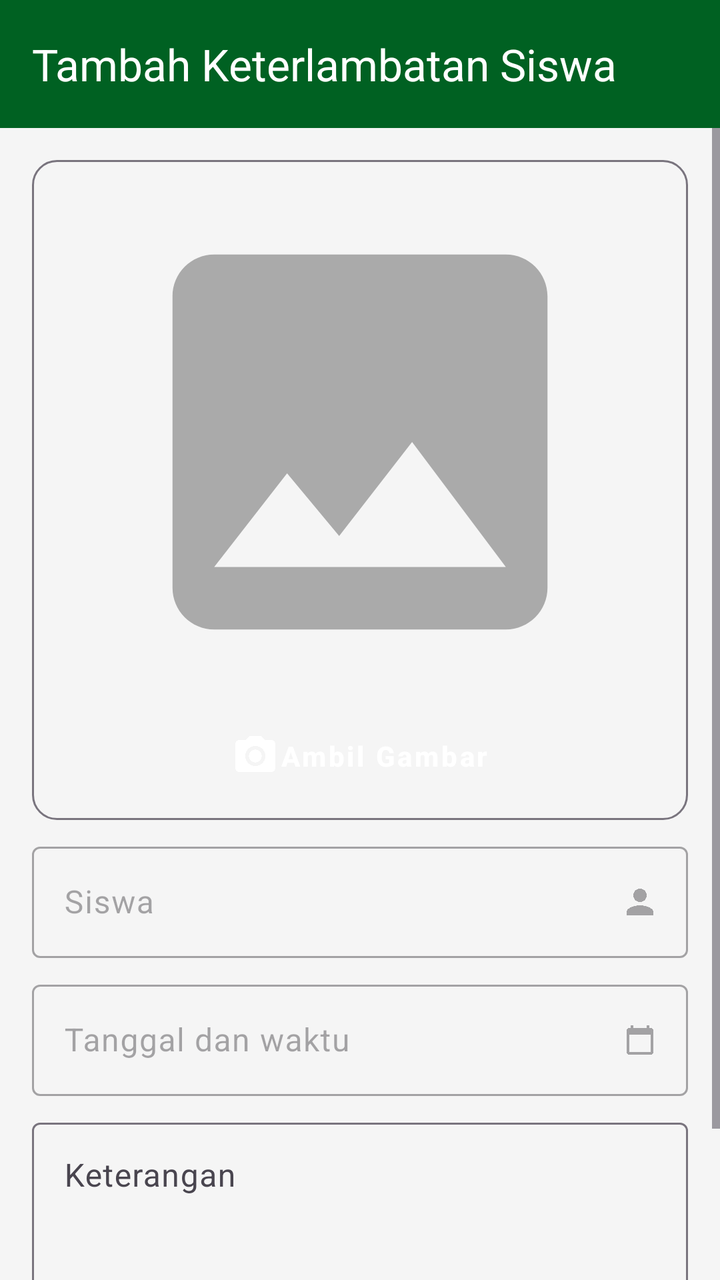
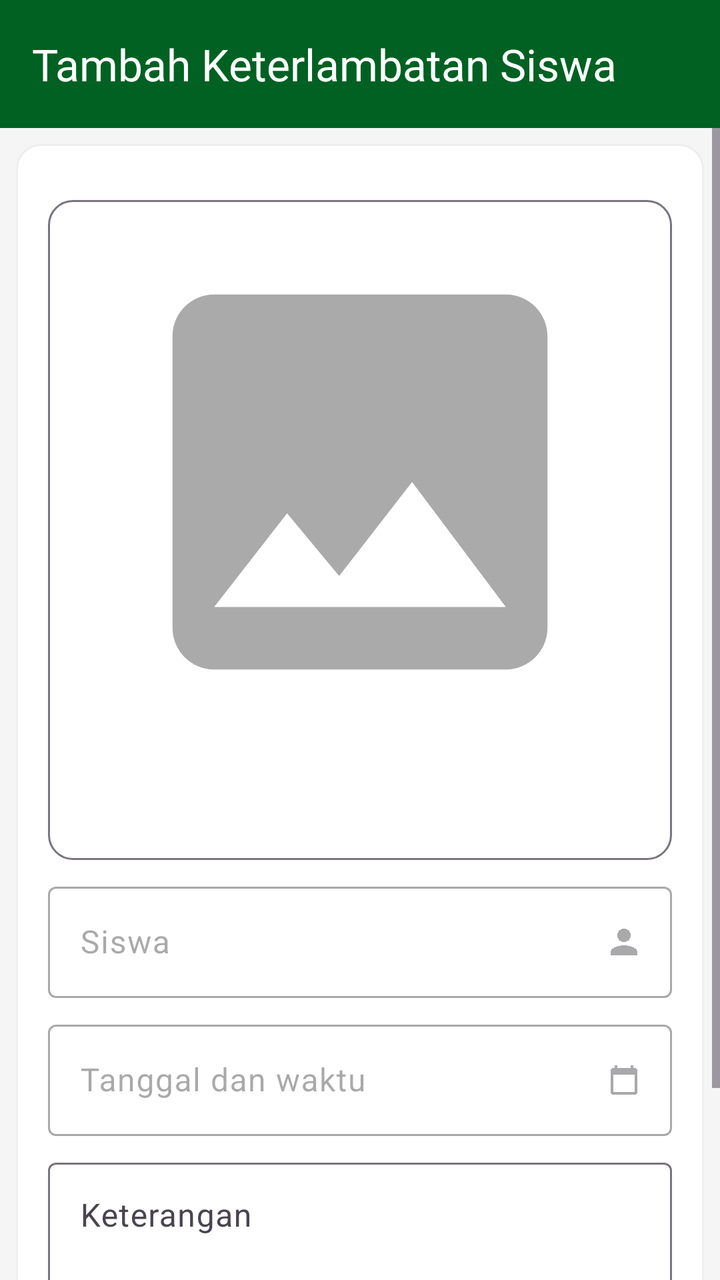

Before-and-after screenshots of an Android layout around one commit, followed by the original layout XML and the change that was made.
<!-- AndroidManifest.xml: application theme Theme.OrionAPP -->
<!-- res/layout/activity_tambah_keterlambatan_siswa.xml -->
<?xml version="1.0" encoding="utf-8"?>
<FrameLayout xmlns:android="http://schemas.android.com/apk/res/android"
    xmlns:app="http://schemas.android.com/apk/res-auto"
    xmlns:tools="http://schemas.android.com/tools"
    android:id="@+id/main"
    android:layout_width="match_parent"
    android:layout_height="match_parent"
    android:background="@color/background"
    tools:context=".activity.TambahKeterlambatanSiswaActivity">

    <LinearLayout
        android:layout_width="match_parent"
        android:layout_height="match_parent"
        android:orientation="vertical">

        <com.google.android.material.appbar.AppBarLayout
            android:layout_width="match_parent"
            android:layout_height="?attr/actionBarSize"
            android:background="@color/primary">

            <com.google.android.material.appbar.MaterialToolbar
                android:id="@+id/toolbar"
                android:layout_width="match_parent"
                android:layout_height="match_parent"
                android:elevation="4dp"
                android:theme="@style/ThemeOverlay.Material3.ActionBar"
                app:navigationIconTint="@color/white"
                app:title="Tambah Keterlambatan Siswa"
                app:titleTextColor="@color/white" />
        </com.google.android.material.appbar.AppBarLayout>

        <ScrollView
            android:layout_width="match_parent"
            android:layout_height="wrap_content">

            <LinearLayout
                android:layout_width="match_parent"
                android:layout_height="wrap_content"
                android:layout_marginTop="8dp"
                android:orientation="vertical">

                <LinearLayout
                    android:layout_width="match_parent"
                    android:layout_height="wrap_content"
                    android:orientation="vertical"
                    android:paddingHorizontal="16dp">

                    <LinearLayout
                        android:layout_width="match_parent"
                        android:layout_height="wrap_content"
                        android:layout_marginTop="8dp"
                        android:background="@drawable/rounded_outline_3"
                        android:orientation="vertical"
                        android:padding="8dp">

                        <LinearLayout
                            android:layout_width="250dp"
                            android:layout_height="250dp"
                            android:layout_gravity="center_horizontal"
                            android:layout_marginTop="8dp"
                            android:gravity="center">

                            <ImageView
                                android:id="@+id/iv_gambar"
                                android:layout_width="match_parent"
                                android:layout_height="match_parent"
                                android:src="@drawable/ic_image_24"
                                android:tintMode="src_in"
                                app:tint="@android:color/darker_gray" />

                        </LinearLayout>

                        <Button
                            android:id="@+id/btn_pilih"
                            style="@style/Widget.MaterialComponents.Button"
                            android:layout_width="wrap_content"
                            android:layout_height="wrap_content"
                            android:layout_gravity="center_horizontal"
                            android:layout_marginTop="8dp"
                            android:backgroundTint="@color/primary"
                            android:drawableLeft="@drawable/ic_camera_alt_24"
                            android:drawableTint="@color/white"
                            android:paddingVertical="8dp"
                            android:text="Ambil Gambar"
                            android:textAllCaps="false"
                            android:textSize="14sp"
                            android:textStyle="bold" />

                    </LinearLayout>

                    <com.google.android.material.textfield.TextInputLayout
                        android:id="@+id/til_siswa"
                        android:layout_width="match_parent"
                        android:layout_height="wrap_content"
                        android:layout_marginTop="8dp"
                        android:enabled="false"
                        app:endIconDrawable="@drawable/ic_person_20"
                        app:endIconMode="custom">

                        <com.google.android.material.textfield.TextInputEditText
                            android:id="@+id/et_siswa"
                            android:layout_width="match_parent"
                            android:layout_height="wrap_content"
                            android:clickable="true"
                            android:enabled="false"
                            android:focusable="false"
                            android:hint="Siswa"
                            android:inputType="none" />
                    </com.google.android.material.textfield.TextInputLayout>

                    <com.google.android.material.textfield.TextInputLayout
                        android:id="@+id/til_tanggal"
                        android:layout_width="match_parent"
                        android:layout_height="wrap_content"
                        android:layout_marginTop="8dp"
                        android:enabled="false"
                        app:endIconDrawable="@drawable/ic_calendar_today_16"
                        app:endIconMode="custom">

                        <com.google.android.material.textfield.TextInputEditText
                            android:id="@+id/et_tanggal"
                            android:layout_width="match_parent"
                            android:layout_height="wrap_content"
                            android:clickable="true"
                            android:focusable="false"
                            android:hint="Tanggal dan waktu"
                            android:inputType="none" />
                    </com.google.android.material.textfield.TextInputLayout>


                    <com.google.android.material.textfield.TextInputLayout
                        android:id="@+id/til_keterangan"
                        android:layout_width="match_parent"
                        android:layout_height="wrap_content"
                        android:layout_marginTop="8dp">

                        <com.google.android.material.textfield.TextInputEditText
                            android:id="@+id/et_keterangan"
                            android:layout_width="match_parent"
                            android:layout_height="wrap_content"
                            android:gravity="top|left"
                            android:hint="Keterangan"
                            android:lines="3"
                            android:singleLine="false" />
                    </com.google.android.material.textfield.TextInputLayout>

                    <Button
                        android:id="@+id/btn_simpan"
                        style="@style/Widget.MaterialComponents.Button"
                        android:layout_width="match_parent"
                        android:layout_height="wrap_content"
                        android:layout_marginTop="24dp"
                        android:backgroundTint="@color/primary"
                        android:paddingVertical="12dp"
                        android:text="Simpan"
                        android:textAllCaps="false"
                        android:textSize="14sp"
                        android:textStyle="bold" />
                </LinearLayout>

            </LinearLayout>
        </ScrollView>
    </LinearLayout>


</FrameLayout>
<!-- resources referenced by this layout -->
<resources>
  <color name="background">#f5f5f5</color>
  <color name="primary">#006122</color>
  <color name="white">#ffffff</color>
  <!-- drawable ic_calendar_today_16 (drawable) -->
  <vector xmlns:android="http://schemas.android.com/apk/res/android" android:height="16dp" android:tint="#000000" android:viewportHeight="24" android:viewportWidth="24" android:width="16dp">
        
      <path android:fillColor="@android:color/white" android:pathData="M20,3h-1L19,1h-2v2L7,3L7,1L5,1v2L4,3c-1.1,0 -2,0.9 -2,2v16c0,1.1 0.9,2 2,2h16c1.1,0 2,-0.9 2,-2L22,5c0,-1.1 -0.9,-2 -2,-2zM20,21L4,21L4,8h16v13z"/>
      
  </vector>
  <!-- drawable ic_image_24 (drawable) -->
  <vector xmlns:android="http://schemas.android.com/apk/res/android" android:height="24dp" android:tint="#000000" android:viewportHeight="24" android:viewportWidth="24" android:width="24dp">
        
      <path android:fillColor="@android:color/white" android:pathData="M21,19V5c0,-1.1 -0.9,-2 -2,-2H5c-1.1,0 -2,0.9 -2,2v14c0,1.1 0.9,2 2,2h14c1.1,0 2,-0.9 2,-2zM8.5,13.5l2.5,3.01L14.5,12l4.5,6H5l3.5,-4.5z"/>
      
  </vector>
  <!-- drawable ic_person_20 (drawable) -->
  <vector xmlns:android="http://schemas.android.com/apk/res/android" android:height="20dp" android:tint="#000000" android:viewportHeight="24" android:viewportWidth="24" android:width="20dp">
        
      <path android:fillColor="@android:color/white" android:pathData="M12,12c2.21,0 4,-1.79 4,-4s-1.79,-4 -4,-4 -4,1.79 -4,4 1.79,4 4,4zM12,14c-2.67,0 -8,1.34 -8,4v2h16v-2c0,-2.66 -5.33,-4 -8,-4z"/>
      
  </vector>
  <!-- drawable rounded_outline_3 (drawable) -->
  <?xml version="1.0" encoding="utf-8"?>
  <shape xmlns:android="http://schemas.android.com/apk/res/android"
      android:shape="rectangle">
  
      
      <corners android:radius="12dp" />
  
      
      <stroke
          android:width="1dp"
          android:color="?attr/colorOutline" />
  
  
  </shape>
  <color name="text">#1E1E1E</color>
  <style name="OrionButton" parent="Widget.Material3.Button">
          <item name="android:backgroundTint">@color/primary</item>
          <item name="android:textColor">@color/white</item>
          <item name="android:layout_marginHorizontal">4px</item>
          <item name="android:buttonCornerRadius" tools:targetApi="p">12dp</item>
      </style>
  <style name="OrionTextTitle" parent="Widget.Material3.TextInputLayout.OutlinedBox">
          <item name="boxStrokeColor">@color/primary</item>
          <item name="hintTextColor">@color/primary</item>
          <item name="boxBackgroundMode">outline</item>
      </style>
  <color name="highlight_primary">#C0006122</color>
  <color name="error">#D00000</color>
  <style name="SearchViewStyle.White" parent="Widget.AppCompat.SearchView">
          
          <item name="searchHintIcon">@drawable/ic_search_24</item>
          <item name="cursorColor">@color/white</item>
          <item name="submitBackground">@android:color/white</item>
          <item name="android:textColorHint">@color/white</item>
          <item name="android:textColor">@color/white</item>
          <item name="android:iconTint">@android:color/white</item>
          <item name="android:buttonTint">@android:color/white</item>
      </style>
  <!-- drawable ic_search_24 (drawable) -->
  <vector xmlns:android="http://schemas.android.com/apk/res/android" android:height="24dp" android:tint="#000000" android:viewportHeight="24" android:viewportWidth="24" android:width="24dp">
        
      <path android:fillColor="@android:color/white" android:pathData="M15.5,14h-0.79l-0.28,-0.27C15.41,12.59 16,11.11 16,9.5 16,5.91 13.09,3 9.5,3S3,5.91 3,9.5 5.91,16 9.5,16c1.61,0 3.09,-0.59 4.23,-1.57l0.27,0.28v0.79l5,4.99L20.49,19l-4.99,-5zM9.5,14C7.01,14 5,11.99 5,9.5S7.01,5 9.5,5 14,7.01 14,9.5 11.99,14 9.5,14z"/>
      
  </vector>
  <!-- unchanged entries left out for length: 2 -->
</resources>

<!-- the commit's change to res/layout/activity_tambah_keterlambatan_siswa.xml (unified diff, before → after) -->
@@ -36,128 +36,144 @@
             <LinearLayout
                 android:layout_width="match_parent"
                 android:layout_height="wrap_content"
-                android:layout_marginTop="8dp"
                 android:orientation="vertical">
 
                 <LinearLayout
                     android:layout_width="match_parent"
                     android:layout_height="wrap_content"
-                    android:orientation="vertical"
-                    android:paddingHorizontal="16dp">
+                    android:layout_marginHorizontal="8dp"
+                    android:layout_marginVertical="8dp"
+                    android:background="@drawable/rounded_outline"
+                    android:orientation="vertical">
 
                     <LinearLayout
                         android:layout_width="match_parent"
                         android:layout_height="wrap_content"
-                        android:layout_marginTop="8dp"
-                        android:background="@drawable/rounded_outline_3"
+                        android:layout_marginVertical="4dp"
                         android:orientation="vertical"
-                        android:padding="8dp">
+                        android:padding="16dp">
 
                         <LinearLayout
-                            android:layout_width="250dp"
-                            android:layout_height="250dp"
-                            android:layout_gravity="center_horizontal"
-                            android:layout_marginTop="8dp"
-                            android:gravity="center">
+                            android:layout_width="match_parent"
+                            android:layout_height="wrap_content"
+                            android:layout_marginBottom="4dp"
+                            android:orientation="vertical">
 
-                            <ImageView
-                                android:id="@+id/iv_gambar"
+                            <LinearLayout
                                 android:layout_width="match_parent"
-                                android:layout_height="match_parent"
-                                android:src="@drawable/ic_image_24"
-                                android:tintMode="src_in"
-                                app:tint="@android:color/darker_gray" />
+                                android:layout_height="wrap_content"
+                                android:layout_marginTop="8dp"
+                                android:background="@drawable/rounded_outline_3"
+                                android:orientation="vertical"
+                                android:padding="8dp">
+
+                                <LinearLayout
+                                    android:layout_width="250dp"
+                                    android:layout_height="250dp"
+                                    android:layout_gravity="center_horizontal"
+                                    android:layout_marginTop="8dp"
+                                    android:gravity="center">
+
+                                    <ImageView
+                                        android:id="@+id/iv_gambar"
+                                        android:layout_width="match_parent"
+                                        android:layout_height="match_parent"
+                                        android:src="@drawable/ic_image_24"
+                                        android:tintMode="src_in"
+                                        app:tint="@android:color/darker_gray" />
+
+                                </LinearLayout>
+
+                                <Button
+                                    android:id="@+id/btn_pilih"
+                                    style="@style/Widget.MaterialComponents.Button"
+                                    android:layout_width="wrap_content"
+                                    android:layout_height="wrap_content"
+                                    android:layout_gravity="center_horizontal"
+                                    android:layout_marginTop="8dp"
+                                    android:backgroundTint="@color/primary"
+                                    android:drawableLeft="@drawable/ic_camera_alt_24"
+                                    android:drawableTint="@color/white"
+                                    android:paddingVertical="8dp"
+                                    android:text="Ambil Gambar"
+                                    android:textAllCaps="false"
+                                    android:textSize="14sp"
+                                    android:textStyle="bold" />
+
+                            </LinearLayout>
+
+                            <com.google.android.material.textfield.TextInputLayout
+                                android:id="@+id/til_siswa"
+                                android:layout_width="match_parent"
+                                android:layout_height="wrap_content"
+                                android:layout_marginTop="8dp"
+                                android:enabled="false"
+                                app:endIconDrawable="@drawable/ic_person_20"
+                                app:endIconMode="custom">
+
+                                <com.google.android.material.textfield.TextInputEditText
+                                    android:id="@+id/et_siswa"
+                                    android:layout_width="match_parent"
+                                    android:layout_height="wrap_content"
+                                    android:clickable="true"
+                                    android:enabled="false"
+                                    android:focusable="false"
+                                    android:hint="Siswa"
+                                    android:inputType="none" />
+                            </com.google.android.material.textfield.TextInputLayout>
+
+                            <com.google.android.material.textfield.TextInputLayout
+                                android:id="@+id/til_tanggal"
+                                android:layout_width="match_parent"
+                                android:layout_height="wrap_content"
+                                android:layout_marginTop="8dp"
+                                android:enabled="false"
+                                app:endIconDrawable="@drawable/ic_calendar_today_16"
+                                app:endIconMode="custom">
+
+                                <com.google.android.material.textfield.TextInputEditText
+                                    android:id="@+id/et_tanggal"
+                                    android:layout_width="match_parent"
+                                    android:layout_height="wrap_content"
+                                    android:clickable="true"
+                                    android:focusable="false"
+                                    android:hint="Tanggal dan waktu"
+                                    android:inputType="none" />
+                            </com.google.android.material.textfield.TextInputLayout>
+
+
+                            <com.google.android.material.textfield.TextInputLayout
+                                android:id="@+id/til_keterangan"
+                                android:layout_width="match_parent"
+                                android:layout_height="wrap_content"
+                                android:layout_marginTop="8dp">
+
+                                <com.google.android.material.textfield.TextInputEditText
+                                    android:id="@+id/et_keterangan"
+                                    android:layout_width="match_parent"
+                                    android:layout_height="wrap_content"
+                                    android:gravity="top|left"
+                                    android:hint="Keterangan"
+                                    android:lines="3"
+                                    android:singleLine="false" />
+                            </com.google.android.material.textfield.TextInputLayout>
 
                         </LinearLayout>
-
-                        <Button
-                            android:id="@+id/btn_pilih"
-                            style="@style/Widget.MaterialComponents.Button"
-                            android:layout_width="wrap_content"
-                            android:layout_height="wrap_content"
-                            android:layout_gravity="center_horizontal"
-                            android:layout_marginTop="8dp"
-                            android:backgroundTint="@color/primary"
-                            android:drawableLeft="@drawable/ic_camera_alt_24"
-                            android:drawableTint="@color/white"
-                            android:paddingVertical="8dp"
-                            android:text="Ambil Gambar"
-                            android:textAllCaps="false"
-                            android:textSize="14sp"
-                            android:textStyle="bold" />
-
                     </LinearLayout>
-
-                    <com.google.android.material.textfield.TextInputLayout
-                        android:id="@+id/til_siswa"
-                        android:layout_width="match_parent"
-                        android:layout_height="wrap_content"
-                        android:layout_marginTop="8dp"
-                        android:enabled="false"
-                        app:endIconDrawable="@drawable/ic_person_20"
-                        app:endIconMode="custom">
-
-                        <com.google.android.material.textfield.TextInputEditText
-                            android:id="@+id/et_siswa"
-                            android:layout_width="match_parent"
-                            android:layout_height="wrap_content"
-                            android:clickable="true"
-                            android:enabled="false"
-                            android:focusable="false"
-                            android:hint="Siswa"
-                            android:inputType="none" />
-                    </com.google.android.material.textfield.TextInputLayout>
-
-                    <com.google.android.material.textfield.TextInputLayout
-                        android:id="@+id/til_tanggal"
-                        android:layout_width="match_parent"
-                        android:layout_height="wrap_content"
-                        android:layout_marginTop="8dp"
-                        android:enabled="false"
-                        app:endIconDrawable="@drawable/ic_calendar_today_16"
-                        app:endIconMode="custom">
-
-                        <com.google.android.material.textfield.TextInputEditText
-                            android:id="@+id/et_tanggal"
-                            android:layout_width="match_parent"
-                            android:layout_height="wrap_content"
-                            android:clickable="true"
-                            android:focusable="false"
-                            android:hint="Tanggal dan waktu"
-                            android:inputType="none" />
-                    </com.google.android.material.textfield.TextInputLayout>
-
-
-                    <com.google.android.material.textfield.TextInputLayout
-                        android:id="@+id/til_keterangan"
-                        android:layout_width="match_parent"
-                        android:layout_height="wrap_content"
-                        android:layout_marginTop="8dp">
-
-                        <com.google.android.material.textfield.TextInputEditText
-                            android:id="@+id/et_keterangan"
-                            android:layout_width="match_parent"
-                            android:layout_height="wrap_content"
-                            android:gravity="top|left"
-                            android:hint="Keterangan"
-                            android:lines="3"
-                            android:singleLine="false" />
-                    </com.google.android.material.textfield.TextInputLayout>
-
-                    <Button
-                        android:id="@+id/btn_simpan"
-                        style="@style/Widget.MaterialComponents.Button"
-                        android:layout_width="match_parent"
-                        android:layout_height="wrap_content"
-                        android:layout_marginTop="24dp"
-                        android:backgroundTint="@color/primary"
-                        android:paddingVertical="12dp"
-                        android:text="Simpan"
-                        android:textAllCaps="false"
-                        android:textSize="14sp"
-                        android:textStyle="bold" />
                 </LinearLayout>
 
+                <Button
+                    android:id="@+id/btn_simpan"
+                    style="@style/Widget.MaterialComponents.Button"
+                    android:layout_width="match_parent"
+                    android:layout_height="wrap_content"
+                    android:layout_marginHorizontal="16dp"
+                    android:backgroundTint="@color/primary"
+                    android:paddingVertical="12dp"
+                    android:text="Simpan"
+                    android:textAllCaps="false"
+                    android:textSize="14sp"
+                    android:textStyle="bold" />
             </LinearLayout>
         </ScrollView>
     </LinearLayout>
<!-- resource entries referenced after the edit -->
@@ -21,6 +21,14 @@
       <path android:fillColor="@android:color/white" android:pathData="M12,12c2.21,0 4,-1.79 4,-4s-1.79,-4 -4,-4 -4,1.79 -4,4 1.79,4 4,4zM12,14c-2.67,0 -8,1.34 -8,4v2h16v-2c0,-2.66 -5.33,-4 -8,-4z"/>
       
   </vector>
+  <!-- drawable rounded_outline (drawable) -->
+  <?xml version="1.0" encoding="utf-8"?>
+  <shape xmlns:android="http://schemas.android.com/apk/res/android">
+      <corners android:radius="12dp"/>
+      <stroke android:color="#eee" android:width="1dp"/>
+      <solid android:color="@color/white"/>
+  
+  </shape>
   <!-- drawable rounded_outline_3 (drawable) -->
   <?xml version="1.0" encoding="utf-8"?>
   <shape xmlns:android="http://schemas.android.com/apk/res/android"
